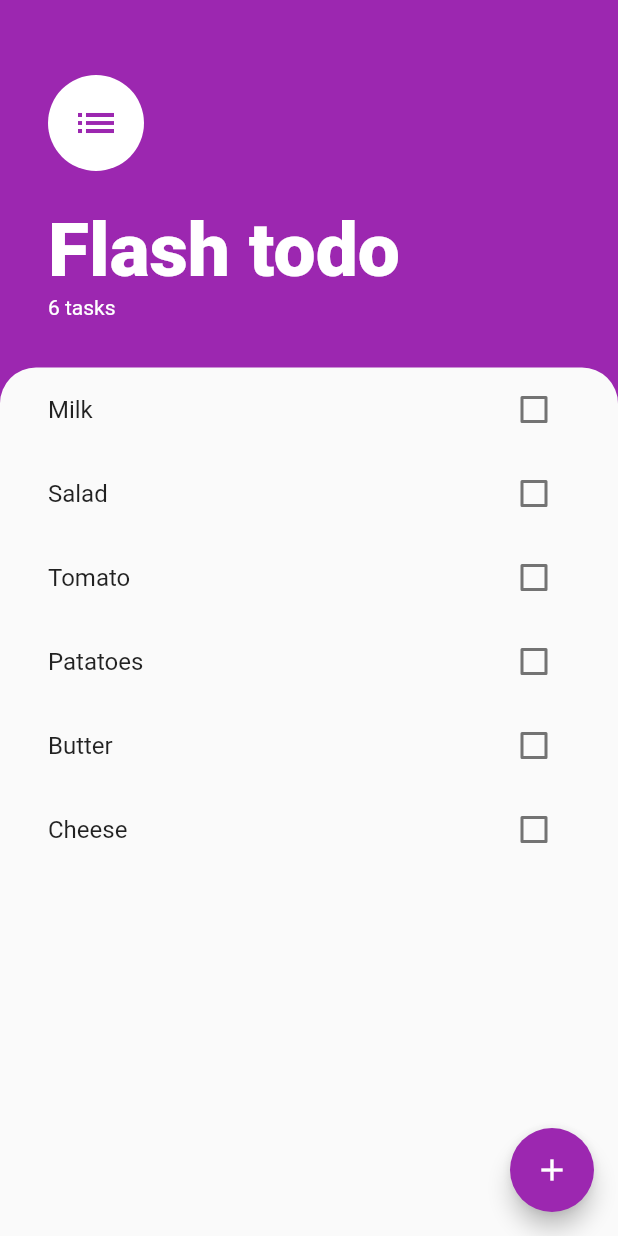
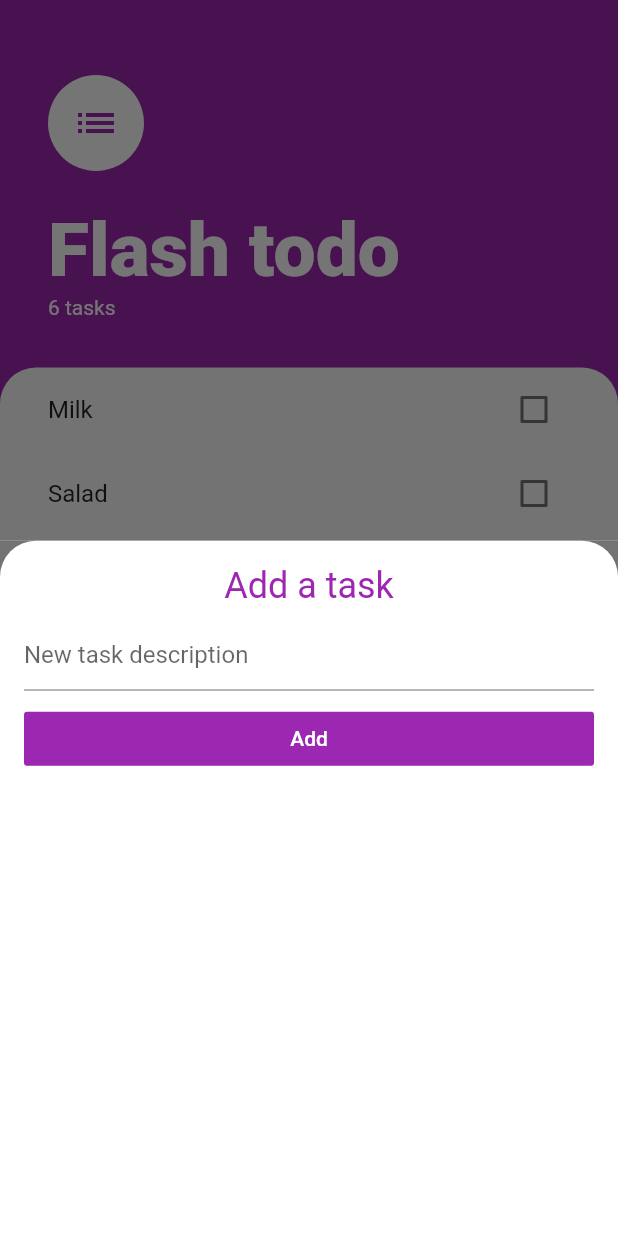
Before and after one commit to gilhardl/flash_todo, a Flutter app: the screen it shows after launch, after a tap on the "add" icon, on a phone screen of 412 x 824 dp. Run offline on Flutter 3.47's test engine with Material 2 defaults, Android fonts, the light colour scheme and no system bars.

Commit message:
add AddTaskScreen

```diff
--- /dev/null
+++ b/lib/screens/add_task_screen.dart
@@ -0,0 +1,70 @@
+import 'package:flutter/material.dart';
+
+class AddTaskScreen extends StatefulWidget {
+  @override
+  _AddTaskScreenState createState() => _AddTaskScreenState();
+}
+
+class _AddTaskScreenState extends State<AddTaskScreen> {
+  TextEditingController _controller = TextEditingController();
+  String description;
+
+  @override
+  Widget build(BuildContext context) {
+    ThemeData _theme = Theme.of(context);
+
+    return Container(
+      color: Color(0xFF737373),
+      child: Container(
+        decoration: BoxDecoration(
+          color: Colors.white,
+          borderRadius: BorderRadius.only(
+            topLeft: Radius.circular(24.0),
+            topRight: Radius.circular(24.0),
+          ),
+        ),
+        padding: EdgeInsets.symmetric(horizontal: 16.0),
+        child: Padding(
+          padding: EdgeInsets.only(top: 16.0),
+          child: Column(
+            crossAxisAlignment: CrossAxisAlignment.stretch,
+            children: <Widget>[
+              Text(
+                'Add a task',
+                textAlign: TextAlign.center,
+                style: TextStyle(
+                  color: _theme.primaryColor,
+                  fontSize: 24.0,
+                ),
+              ),
+              Padding(
+                padding: EdgeInsets.symmetric(
+                  vertical: 8.0,
+                ),
+                child: TextField(
+                  controller: _controller,
+                  decoration: InputDecoration(hintText: 'New task description'),
+                  onChanged: (value) {
+                    description = value;
+                  },
+                ),
+              ),
+              FlatButton(
+                color: _theme.primaryColor,
+                onPressed: () {
+                  print(description);
+                },
+                child: Text(
+                  'Add',
+                  style: TextStyle(
+                    color: Colors.white,
+                  ),
+                ),
+              )
+            ],
+          ),
+        ),
+      ),
+    );
+  }
+}
--- a/lib/screens/tasks_screen.dart
+++ b/lib/screens/tasks_screen.dart
@@ -26,7 +26,12 @@ class _TasksScreenState extends State<TasksScreen> {
     return Scaffold(
       backgroundColor: _theme.primaryColor,
       floatingActionButton: FloatingActionButton(
-        onPressed: () {},
+        onPressed: () {
+          showModalBottomSheet(
+            context: context,
+            builder: (context) => AddTaskScreen(),
+          );
+        },
         child: Icon(Icons.add),
       ),
       body: Column(
```
